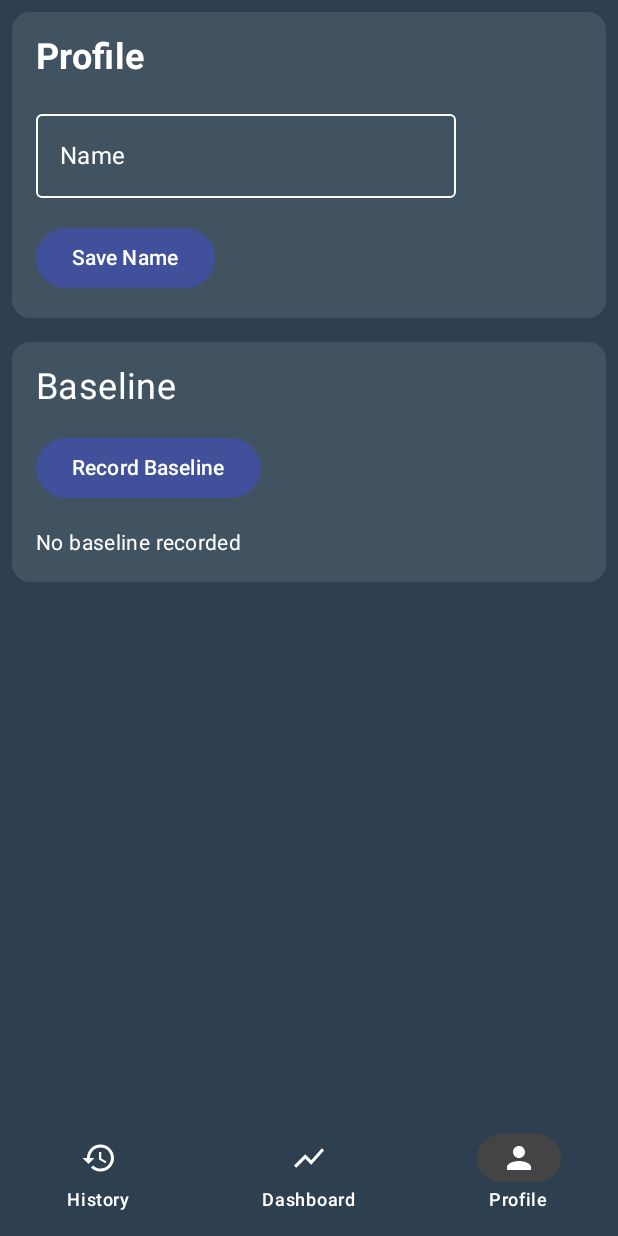
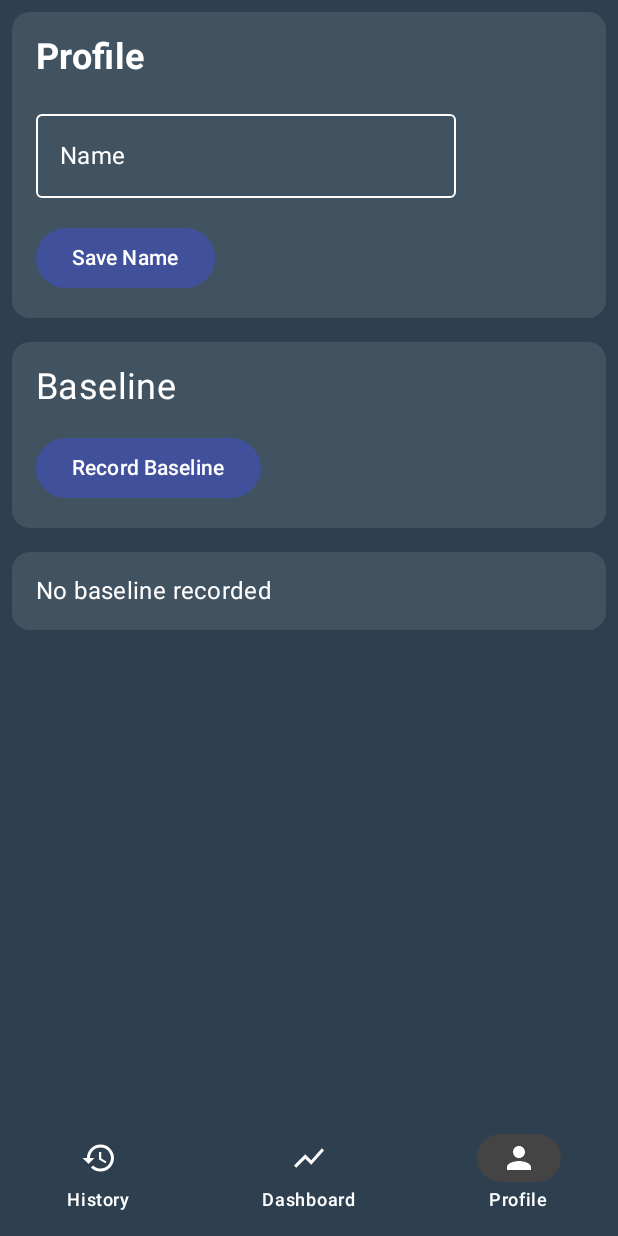
Before and after one commit to jath2025/Twitchy-Project, an Android app built with Jetpack Compose: the composable TwitchyApp shown on its own in the app's theme, item 3 of the bottom bar chosen, on a phone screen of 412 x 824 dp. Run offline under Robolectric (Android 15) with nearby library versions, the phone set to English and light mode, and no system bars; pictures from the network do not load.

Commit message:
Add seperate card for current baseline in profile, improve the name outlinedfield with more noticeable colors and limit chars.

```diff
--- a/app/src/main/java/com/jath/twitchy/ui/profile/ProfileScreen.kt
+++ b/app/src/main/java/com/jath/twitchy/ui/profile/ProfileScreen.kt
@@ -1,6 +1,8 @@
 package com.jath.twitchy.ui.profile
+import android.R.attr.fontWeight
 import androidx.compose.foundation.layout.Arrangement
 import androidx.compose.foundation.layout.Column
+import androidx.compose.foundation.layout.Row
 import androidx.compose.foundation.layout.Spacer
 import androidx.compose.foundation.layout.fillMaxSize
 import androidx.compose.foundation.layout.fillMaxWidth
@@ -56,8 +58,14 @@ fun ProfileScreen(
                 )
                 OutlinedTextField(
                     value = profile.name,
-                    onValueChange = { viewModel.updateName(it) },
-                    label = { Text("Name", fontSize = 16.sp) },
+                    onValueChange = { viewModel.updateName(it.take(12)) },
+                    label = { if (profile.name.length < 12) {
+                        Text("Name", fontSize = 16.sp)
+                    } else {
+                        Text("Name (max 12 characters)", fontSize = 16.sp)
+                    }
+                    },
+                    singleLine = true,
                     colors = OutlinedTextFieldDefaults.colors(
                         focusedBorderColor = Color.White,
                         unfocusedBorderColor = Color.White,
@@ -101,20 +109,43 @@ fun ProfileScreen(
                 ) {
                     Text(if (isRecording) "Recording..." else "Record Baseline")
                 }
+            }
+        }
 
+        Spacer(modifier = Modifier.height(16.dp))
+
+        Card(
+            modifier = Modifier
+                .fillMaxWidth(),
+            colors = CardDefaults.cardColors(containerColor = TwitchyBlue, contentColor = Color.White)
+        ) {
+            Column(
+                modifier = Modifier
+                    .padding(16.dp),
+                verticalArrangement = Arrangement.spacedBy(16.dp)
+            ) {
                 val baseline = profile.baseline
                 if (baseline != null) {
-                    Text("Current Baseline:", fontSize = 18.sp)
-                    Text(
-                        "Acceleration: %.2f \n".format(baseline.acceleration) +
-                        "Rotation: %.2f \n".format(baseline.rotation) +
-                        "Height: %.2f ".format(baseline.altitude),
-                        fontSize = 16.sp
-                        )
+                    Text("Current Baseline", fontSize = 24.sp)
+                    CurrentBaseline("Acceleration", "%.1f m/s²".format(baseline.acceleration))
+                    CurrentBaseline("Rotation", "%.1f rad/s".format(baseline.rotation))
+                    CurrentBaseline("Height", "%.1f m".format(baseline.altitude))
                 } else {
-                    Text("No baseline recorded")
+                    Text("No baseline recorded", fontSize = 16.sp)
                 }
             }
         }
     }
 }
+
+@Composable
+private fun CurrentBaseline(label: String, value: String) {
+    Row(
+        modifier = Modifier
+            .fillMaxWidth(),
+        horizontalArrangement = Arrangement.SpaceBetween
+    ) {
+        Text(label, fontSize = 16.sp)
+        Text(value, fontSize = 16.sp, fontWeight = FontWeight.Bold)
+    }
+}
```
